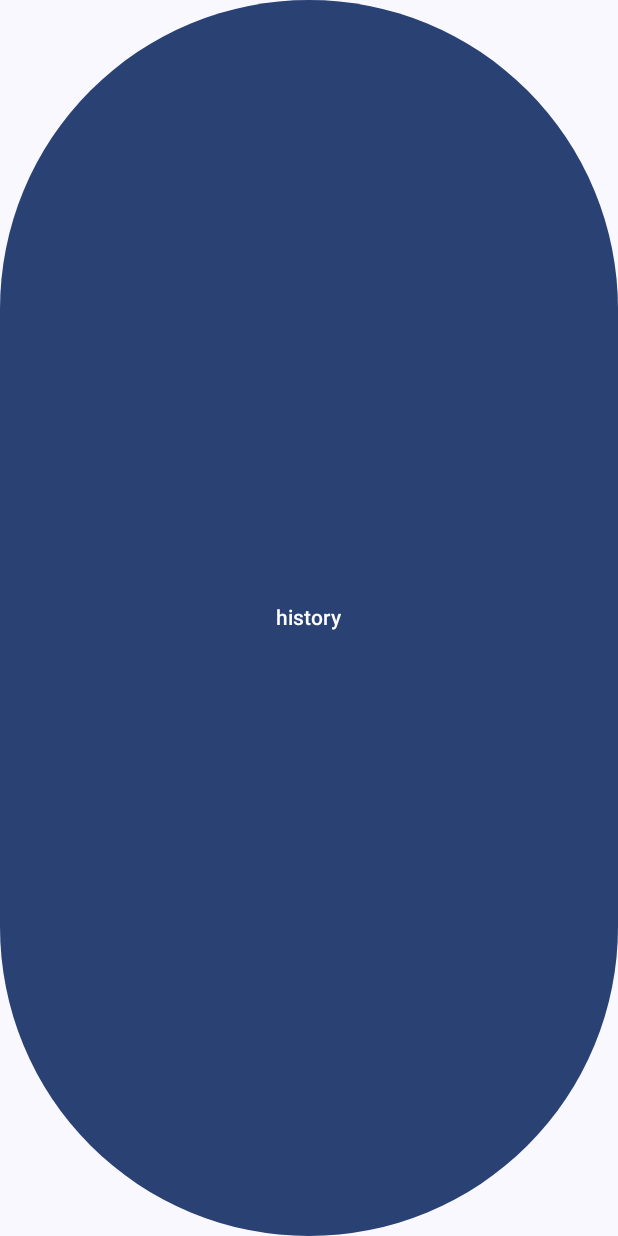
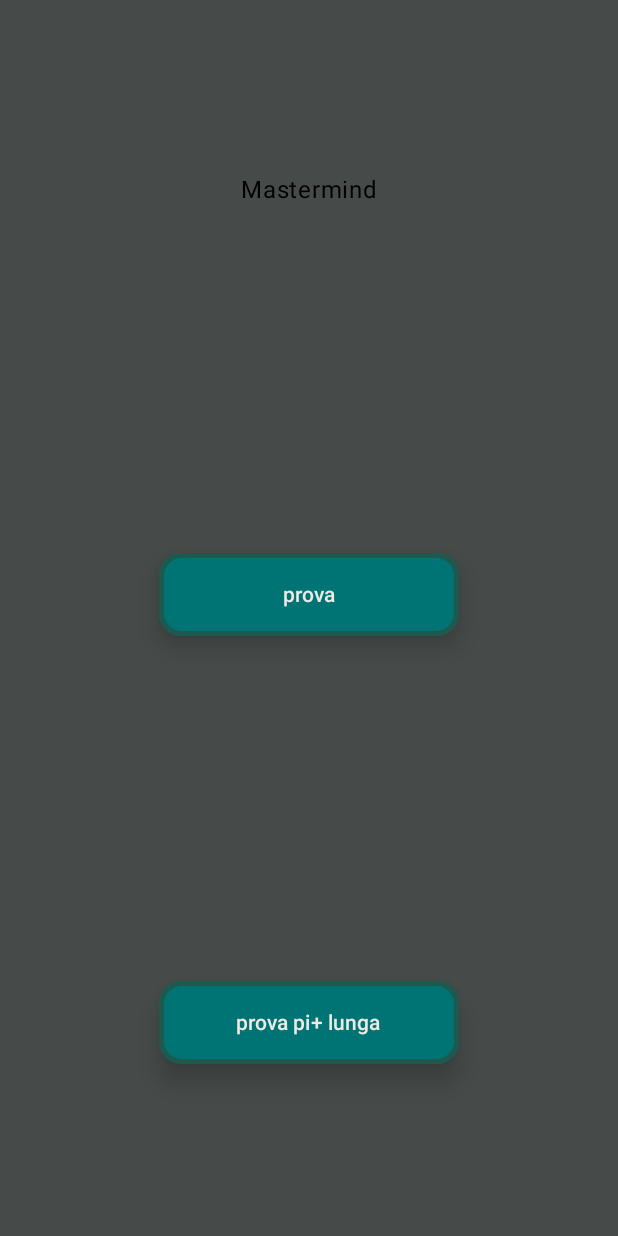
Before and after one commit to tpf66/MasterMind, an Android app built with Jetpack Compose: the screen it shows after launch (MainActivity), on a phone screen of 412 x 824 dp. Run offline under Robolectric (Android 15) with nearby library versions, the phone set to English and light mode, and no system bars; our stand-ins replace Room's generated code.

Commit message:
Inizio desing

```diff
--- a/app/src/main/java/com/simoni/name/mastermind/MainActivity.kt
+++ b/app/src/main/java/com/simoni/name/mastermind/MainActivity.kt
@@ -13,6 +13,7 @@ import com.simoni.name.mastermind.model.InstantGame
 import com.simoni.name.mastermind.model.MyState
 import com.simoni.name.mastermind.model.MyViewModel
 import com.simoni.name.mastermind.screen.*
+import com.simoni.name.mastermind.ui.theme.Background
 import com.simoni.name.mastermind.ui.theme.MasterMindTheme
 
 
@@ -29,7 +30,7 @@ class MainActivity : ComponentActivity() {
 
                 Surface(
                     modifier = Modifier.fillMaxSize(),
-                    color = MaterialTheme.colorScheme.background
+                    color = Background
                 ) {
                     when (vm.state.value) {
                         MyState.Init -> Home(vm)
--- a/app/src/main/java/com/simoni/name/mastermind/model/MyViewModel.kt
+++ b/app/src/main/java/com/simoni/name/mastermind/model/MyViewModel.kt
@@ -8,6 +8,19 @@ class MyViewModel(instantGame: InstantGame, repository: Repository) {
     var instanGame = instantGame
     var state = mutableStateOf(Init)
     var n = 0
+
+    fun playHome() {
+        state.value = Init
+        instanGame.newMatch()
+
+    }
+
+    fun historyHome() {
+
+    }
+
+
+
 
     //Funzioni di prova
     fun init(){
--- a/app/src/main/java/com/simoni/name/mastermind/screen/Home.kt
+++ b/app/src/main/java/com/simoni/name/mastermind/screen/Home.kt
@@ -1,12 +1,37 @@
 package com.simoni.name.mastermind.screen
 
 import android.content.res.Configuration
+import androidx.compose.animation.core.animateFloatAsState
+import androidx.compose.foundation.BorderStroke
+import androidx.compose.foundation.gestures.awaitFirstDown
+import androidx.compose.foundation.gestures.waitForUpOrCancellation
+import androidx.compose.foundation.layout.Arrangement
+import androidx.compose.foundation.layout.Column
+import androidx.compose.foundation.layout.fillMaxHeight
+import androidx.compose.foundation.layout.fillMaxSize
+import androidx.compose.foundation.layout.fillMaxWidth
+import androidx.compose.foundation.layout.height
+import androidx.compose.foundation.layout.width
+import androidx.compose.foundation.shape.RoundedCornerShape
 import androidx.compose.material3.Button
+import androidx.compose.material3.ButtonDefaults
 import androidx.compose.material3.Text
 import androidx.compose.runtime.Composable
+import androidx.compose.runtime.mutableStateOf
+import androidx.compose.runtime.remember
+import androidx.compose.runtime.getValue
+import androidx.compose.runtime.setValue
+import androidx.compose.ui.Alignment
+import androidx.compose.ui.Modifier
+import androidx.compose.ui.composed
+import androidx.compose.ui.graphics.Color
+import androidx.compose.ui.graphics.graphicsLayer
+import androidx.compose.ui.input.pointer.pointerInput
 import androidx.compose.ui.platform.LocalConfiguration
+import androidx.compose.ui.unit.dp
 import com.simoni.name.mastermind.model.MyState
 import com.simoni.name.mastermind.model.MyViewModel
+import com.simoni.name.mastermind.ui.theme.*
 
 @Composable
 fun Home(vm: MyViewModel) {
@@ -14,12 +39,68 @@ fun Home(vm: MyViewModel) {
 
     when (configuration.orientation) {
         Configuration.ORIENTATION_PORTRAIT -> {
-            //TODO
-            Button(onClick = { vm.hi() }) {
-                Text(text = "history")
+            Column(
+                horizontalAlignment = Alignment.CenterHorizontally,
+                verticalArrangement = Arrangement.SpaceAround,
+                modifier = Modifier
+                    .fillMaxWidth()
+                    .fillMaxHeight(0.4f)
+            ) {
+                Text(text = "Mastermind")
+                ButtonHome(vm,"prova") { vm.playHome() }
+                ButtonHome(vm,"prova pi+ lunga") { vm.historyHome() }
             }
         }
         else -> {
         }
     }
 }
+
+@Composable
+fun ButtonHome(
+    vm : MyViewModel,
+    text : String,
+    onClick: () -> Unit = {}
+) {
+    Button(
+        onClick = onClick,
+        colors = ButtonDefaults.buttonColors(Blue3),
+        shape = RoundedCornerShape(15.dp),
+        border = BorderStroke(3.dp, Green),
+        elevation =  ButtonDefaults.elevatedButtonElevation(
+            defaultElevation = 10.dp,
+            pressedElevation = 15.dp,
+            disabledElevation = 0.dp),
+        modifier = Modifier
+            .height(55.dp)
+            .width(200.dp)
+            .bounceClickEffect()
+    ) {
+        Text(
+            text = text,
+            color = W
+        )
+    }
+}
+
+fun Modifier.bounceClickEffect() = composed {
+    var isPressed by remember { mutableStateOf(false) }
+    val scale by animateFloatAsState(if (isPressed) 0.70f else 1f)
+
+    this
+        .graphicsLayer {
+            scaleX = scale
+            scaleY = scale
+        }
+        .pointerInput(isPressed) {
+            awaitPointerEventScope {
+                isPressed = if (isPressed) {
+                    waitForUpOrCancellation()
+                    false
+                } else {
+                    awaitFirstDown(false)
+                    true
+                }
+            }
+        }
+}
--- a/app/src/main/java/com/simoni/name/mastermind/ui/theme/Color.kt
+++ b/app/src/main/java/com/simoni/name/mastermind/ui/theme/Color.kt
@@ -9,3 +9,28 @@ val Pink80 = Color(0xFFEFB8C8)
 val Purple40 = Color(0xFF6650a4)
 val PurpleGrey40 = Color(0xFF625b71)
 val Pink40 = Color(0xFF7D5260)
+
+
+
+val Background = Color(0xFF464B4A)
+
+val W = Color(0xFFEDEAE5)
+val R= Color(0xFFE8555F)
+val C= Color(0xFF78B8B5)
+val G= Color(0xFFA9C91E)
+val Y= Color(0xFFF2C744)
+val P= Color(0xFFADA0B7)
+val O= Color(0xFFF2A20C)
+val B= Color(0xFF593B16)
+
+val Blue1 = Color(0xFF004D4D)
+val Blue2 = Color(0xFF006767)
+val Blue3 = Color(0xFF007474)
+val Blue4 = Color(0xFF00B3B3)
+val Blue5 = Color(0xFF00F3F3)
+
+val Green = Color(0xFF1D594E)
+val Yellow = Color(0xFFF2CB05)
+val Orange = Color(0xFFF29F05)
+val DarckOnrange = Color(0xFFF28705)
+val Red = Color(0xFFF23030)
```
